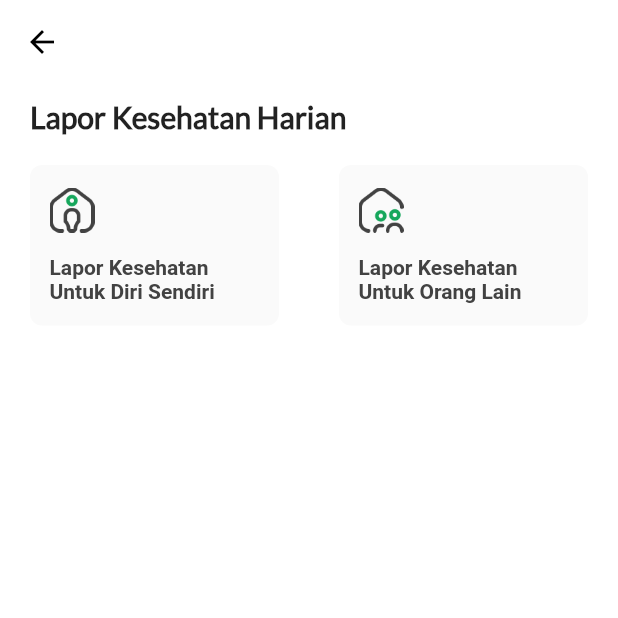
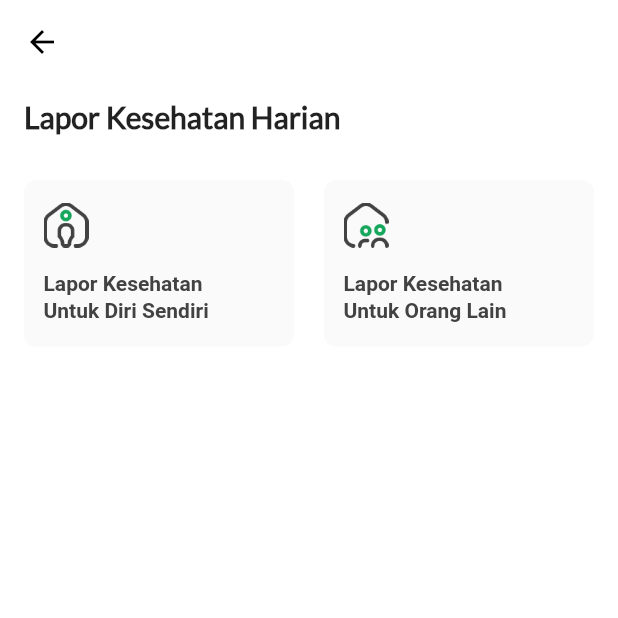
Before and after one commit to jabardigitalservice/pikobar-flutter, a Flutter app: the SelfReportOption screen opened directly with empty values, on a phone screen of 412 x 824 dp, the top half of it. Run offline on Flutter 3.47's test engine with Material 2 defaults, Android fonts, the phone set to English and light mode, and no system bars; our stand-ins replace bloc, bubble_tab_indicator, cached_network_image, carousel_slider, cloud_firestore, cloud_functions and 38 more; missing offline and left inert: app_settings, apple_sign_in, background_fetch, bottom_navigation_badge, esys_flutter_share, firebase_in_app_messaging and 10 more; accounts and stored records are empty.

Commit message:
Improve UI daily self report option screen

```diff
--- a/lib/screens/selfReport/SelfReportOption.dart
+++ b/lib/screens/selfReport/SelfReportOption.dart
@@ -44,8 +44,8 @@ class _SelfReportOptionState extends State<SelfReportOption> {
           crossAxisAlignment: CrossAxisAlignment.start,
           children: [
             Padding(
-              padding:
-                  const EdgeInsets.symmetric(vertical: 10.0, horizontal: 20),
+              padding: const EdgeInsets.fromLTRB(
+                  Dimens.padding, 10, Dimens.padding, 20),
               child: Text(
                 Dictionary.dailySelfReport,
                 style: TextStyle(
@@ -54,7 +54,9 @@ class _SelfReportOptionState extends State<SelfReportOption> {
                     fontWeight: FontWeight.bold),
               ),
             ),
-            Row(
+            Padding(
+              padding: const EdgeInsets.symmetric(horizontal: 6),
+              child: Row(
                 children: [
                   _buildContainer(
                       imageEnable:
@@ -97,6 +99,7 @@ class _SelfReportOptionState extends State<SelfReportOption> {
                       },
                       isEnabledMenu: true)
                 ],
+              ),
             )
           ],
         ));
@@ -114,8 +117,7 @@ class _SelfReportOptionState extends State<SelfReportOption> {
       Color disabledTextColor}) {
     return Expanded(
         child: Container(
-      padding: const EdgeInsets.symmetric(
-          vertical: 10, horizontal: Dimens.contentPadding),
+      padding: const EdgeInsets.symmetric(vertical: 10, horizontal: 10),
       child: RaisedButton(
         elevation: 0,
         padding: EdgeInsets.all(0.0),
@@ -138,7 +140,8 @@ class _SelfReportOptionState extends State<SelfReportOption> {
                       : imageDisable ?? imageEnable)),
               Container(
                 margin: const EdgeInsets.only(top: 15, right: 10.0),
-                child: Text(title,
+                child: Text(
+                  title,
                   textAlign: TextAlign.left,
                   style: TextStyle(
                       fontSize: 14.0,
@@ -146,7 +149,9 @@ class _SelfReportOptionState extends State<SelfReportOption> {
                           ? ColorBase.grey800
                           : disabledTextColor ?? ColorBase.grey500,
                       fontWeight: FontWeight.bold,
-                        fontFamily: FontsFamily.roboto)),
+                      fontFamily: FontsFamily.roboto,
+                      height: 1.3),
+                ),
               )
             ],
           ),
```
Lines whose indentation alone changed are shown as unchanged.
